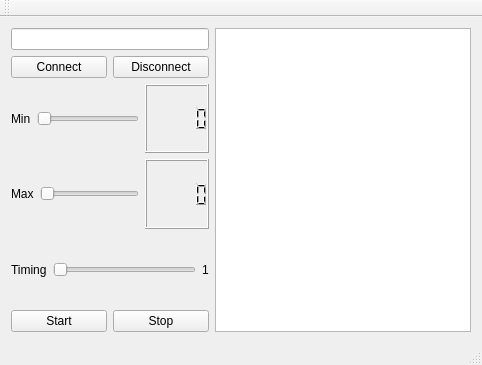
The window that QtClientProducer/mainwindow.ui (rqroz/qt_client) describes before a commit, drawn with Qt 5.
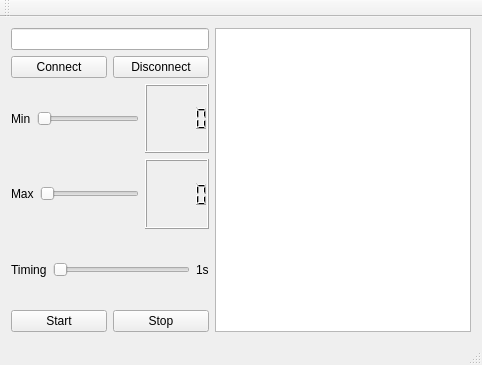
The same window after the commit.

Commit message: first layout and function slots

Diff of the .ui file:
```diff
--- a/QtClientProducer/mainwindow.ui
+++ b/QtClientProducer/mainwindow.ui
@@ -16,6 +16,8 @@
   <widget class="QWidget" name="centralWidget">
    <layout class="QVBoxLayout" name="verticalLayout_3">
     <item>
+     <layout class="QHBoxLayout" name="horizontalLayout_7">
+      <item>
      <layout class="QHBoxLayout" name="horizontalLayout_6">
       <item>
        <layout class="QVBoxLayout" name="verticalLayout_2">
@@ -109,7 +111,7 @@
           <item>
            <widget class="QLabel" name="timing_output">
             <property name="text">
-             <string>1</string>
+               <string>1s</string>
             </property>
            </widget>
           </item>
@@ -135,6 +137,8 @@
         </item>
        </layout>
       </item>
+       </layout>
+      </item>
       <item>
        <widget class="QListView" name="output_lview"/>
       </item>
```
Left out of the diff: 20 changed lines with no effect on the pictures. Lines whose indentation alone changed are shown as unchanged. The commit also changes 18 other files.
